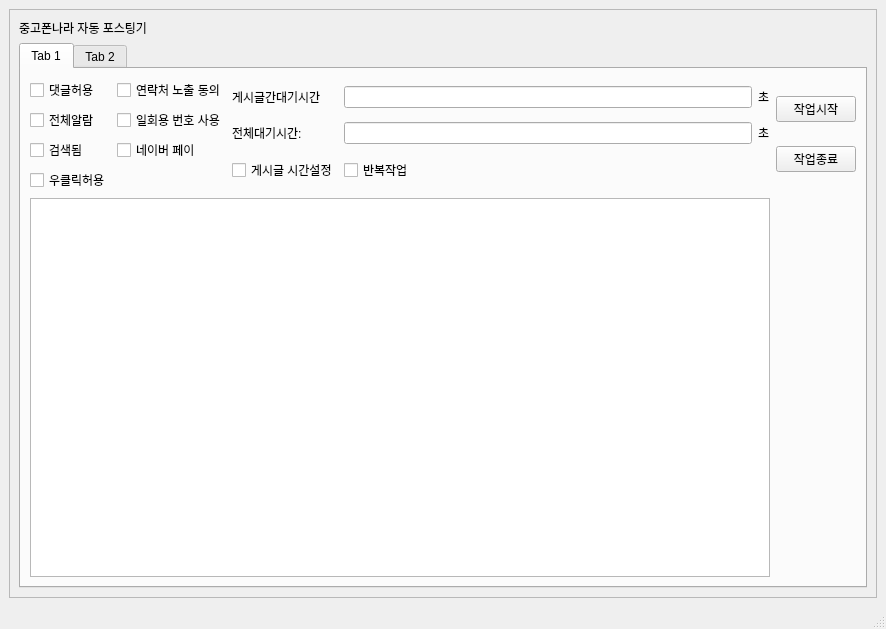
Before: the Qt Designer form mainwindow_ex.ui in Habeen-Jun/NaverCafe_Macro, drawn with Qt 5.
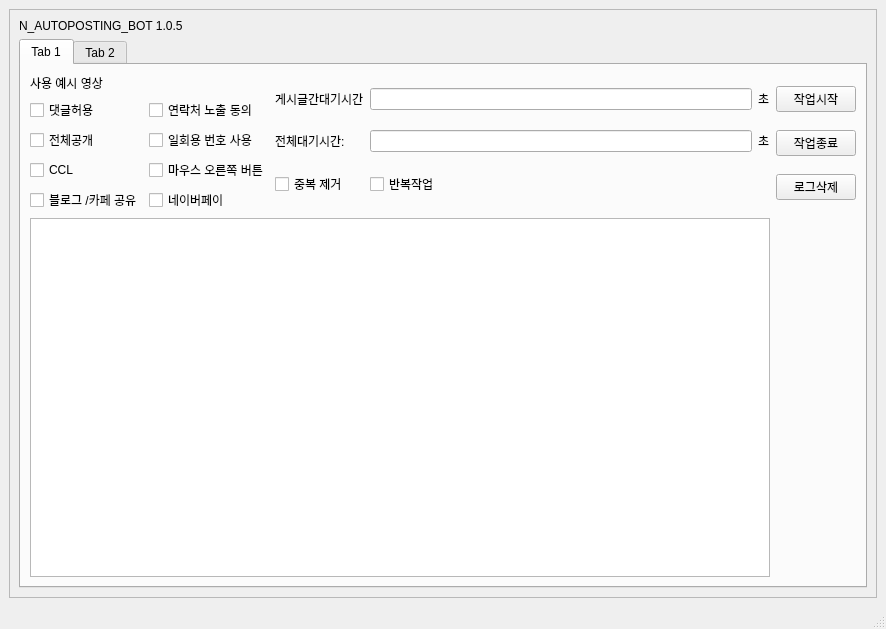
After: the same form once the commit is applied. The open tabs and pages were chosen to show the change.

```diff
--- a/mainwindow_ex.ui
+++ b/mainwindow_ex.ui
@@ -45,52 +45,66 @@
             </item>
             <item row="0" column="0">
              <layout class="QGridLayout" name="gridLayout_7">
-              <item row="3" column="0">
-               <widget class="QCheckBox" name="checkBox_4">
-                <property name="text">
-                 <string>우클릭허용</string>
-                </property>
-               </widget>
-              </item>
-              <item row="0" column="0">
+              <item row="1" column="0">
                <widget class="QCheckBox" name="checkBox">
                 <property name="text">
                  <string>댓글허용</string>
                 </property>
                </widget>
               </item>
-              <item row="1" column="0">
-               <widget class="QCheckBox" name="checkBox_2">
-                <property name="text">
-                 <string>전체알람</string>
-                </property>
-               </widget>
-              </item>
-              <item row="2" column="0">
-               <widget class="QCheckBox" name="checkBox_3">
-                <property name="text">
-                 <string>검색됨</string>
-                </property>
-               </widget>
-              </item>
-              <item row="0" column="1">
+              <item row="1" column="1">
                <widget class="QCheckBox" name="checkBox_5">
                 <property name="text">
                  <string>연락처 노출 동의</string>
                 </property>
                </widget>
               </item>
-              <item row="1" column="1">
+              <item row="3" column="1">
+               <widget class="QCheckBox" name="checkBox_4">
+                <property name="text">
+                 <string>마우스 오른쪽 버튼</string>
+                </property>
+               </widget>
+              </item>
+              <item row="3" column="0">
+               <widget class="QCheckBox" name="checkBox_3">
+                <property name="text">
+                 <string>CCL</string>
+                </property>
+               </widget>
+              </item>
+              <item row="2" column="1">
                <widget class="QCheckBox" name="checkBox_6">
                 <property name="text">
                  <string>일회용 번호 사용</string>
                 </property>
                </widget>
               </item>
-              <item row="2" column="1">
+              <item row="2" column="0">
+               <widget class="QCheckBox" name="checkBox_2">
+                <property name="text">
+                 <string>전체공개</string>
+                </property>
+               </widget>
+              </item>
+              <item row="4" column="0">
                <widget class="QCheckBox" name="checkBox_7">
                 <property name="text">
-                 <string>네이버 페이</string>
+                 <string>블로그 /카페 공유</string>
+                </property>
+               </widget>
+              </item>
+              <item row="4" column="1">
+               <widget class="QCheckBox" name="checkBox_10">
+                <property name="text">
+                 <string>네이버페이</string>
+                </property>
+               </widget>
+              </item>
+              <item row="0" column="0" colspan="2">
+               <widget class="QLabel" name="label_15">
+                <property name="text">
+                 <string>사용 예시 영상 </string>
                 </property>
                </widget>
               </item>
@@ -112,6 +126,13 @@
                 </property>
                </widget>
               </item>
+              <item>
+               <widget class="QPushButton" name="pushButton_5">
+                <property name="text">
+                 <string>로그삭제</string>
+                </property>
+               </widget>
+              </item>
              </layout>
             </item>
             <item row="2" column="0" rowspan="2" colspan="2">
@@ -153,13 +174,6 @@
                 </property>
                </widget>
               </item>
-              <item row="2" column="0">
-               <widget class="QCheckBox" name="checkBox_8">
-                <property name="text">
-                 <string>게시글 시간설정</string>
-                </property>
-               </widget>
-              </item>
               <item row="1" column="2">
                <widget class="QLabel" name="label_11">
                 <property name="text">
@@ -167,6 +181,13 @@
                 </property>
                </widget>
               </item>
+              <item row="2" column="0">
+               <widget class="QCheckBox" name="checkBox_8">
+                <property name="text">
+                 <string>중복 제거</string>
+                </property>
+               </widget>
+              </item>
              </layout>
             </item>
            </layout>
@@ -396,7 +417,7 @@
         <item row="0" column="0">
          <widget class="QLabel" name="label">
           <property name="text">
-           <string>중고폰나라 자동 포스팅기</string>
+           <string>N_AUTOPOSTING_BOT 1.0.5</string>
           </property>
          </widget>
         </item>
```
Left out of the diff: 49 changed lines with no effect on the pictures.
